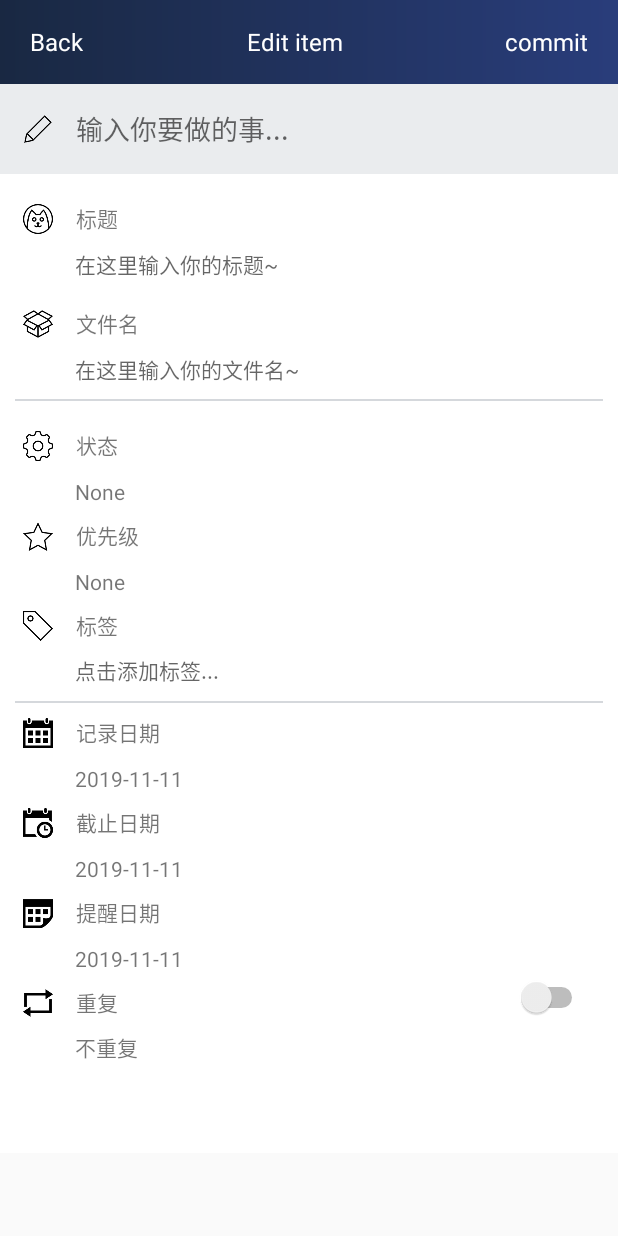
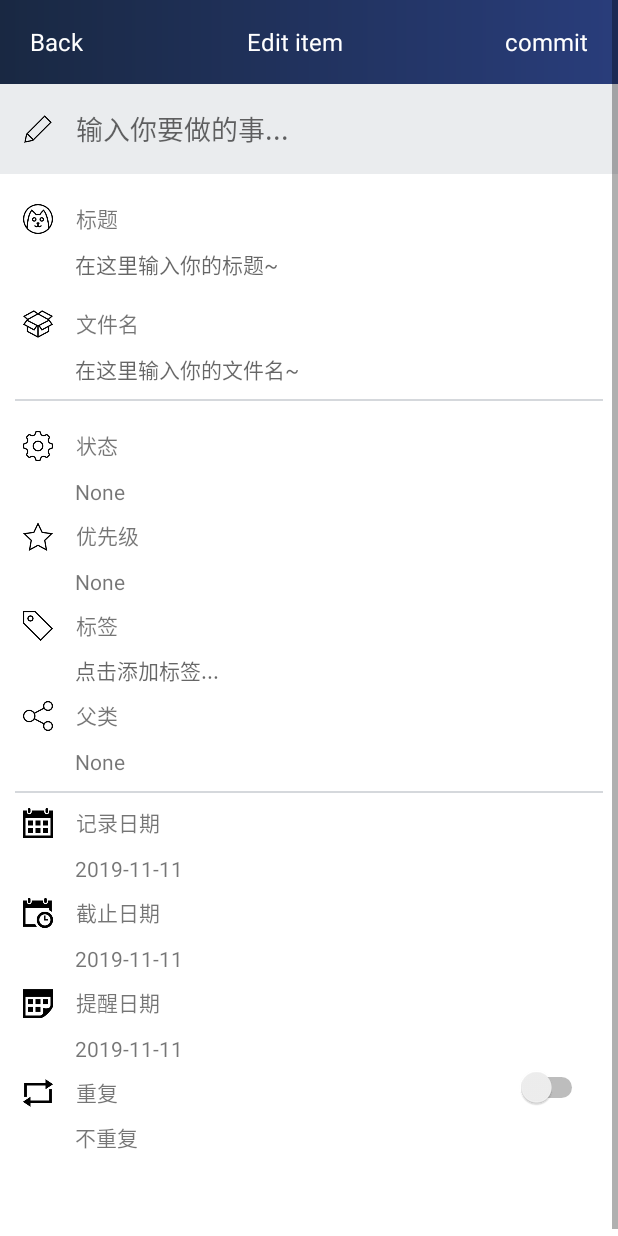
Before and after one commit to AshenAshes/Android_TodoList_App, an Android app: the FilesActivity screen opened directly, with no data from a screen before it, after a tap on an icon or button, on a phone screen of 412 x 824 dp. Run offline under Robolectric (Android 15) with nearby library versions, the phone set to English and light mode, and no system bars; 1 statement that could not run was skipped.

Commit message:
add fatherItem

```diff
--- a/TodoList/app/src/main/java/com/byted/camp/todolist/FilesActivity.java
+++ b/TodoList/app/src/main/java/com/byted/camp/todolist/FilesActivity.java
@@ -1,16 +1,22 @@
 package com.byted.camp.todolist;
 
 import android.content.Intent;
+import android.database.sqlite.SQLiteDatabase;
 import android.graphics.Color;
 import android.os.Build;
 import android.os.Bundle;
 import android.view.Menu;
 import android.view.View;
+import android.widget.Button;
+import android.widget.EditText;
 import android.widget.LinearLayout;
 import android.widget.TextView;
 import android.widget.Toast;
 
+import com.byted.camp.todolist.beans.Note;
+import com.byted.camp.todolist.db.TodoDbHelper;
 import com.byted.camp.todolist.extra.DoubleBack;
+import com.byted.camp.todolist.ui.NoteListAdapter;
 import com.google.android.material.floatingactionbutton.FloatingActionButton;
 
 import java.nio.file.Files;
@@ -18,6 +24,9 @@ import java.nio.file.Files;
 import androidx.annotation.Nullable;
 import androidx.appcompat.app.AppCompatActivity;
 import androidx.appcompat.widget.Toolbar;
+import androidx.recyclerview.widget.DividerItemDecoration;
+import androidx.recyclerview.widget.LinearLayoutManager;
+import androidx.recyclerview.widget.RecyclerView;
 
 public class FilesActivity extends AppCompatActivity {
     private static final int REQUEST_CODE_ADD = 1002;
@@ -26,6 +35,16 @@ public class FilesActivity extends AppCompatActivity {
     private Toolbar toolbar;
     private LinearLayout buttonAgenda,buttonTodo,buttonFiles,buttonSettings;
     private FloatingActionButton fab;
+
+    private EditText searchText;
+    private Button button_showAll, button_search;
+    private RecyclerView recyclerView;
+
+    private String searchString;
+
+    private NoteListAdapter notesAdapter;
+    private TodoDbHelper dbHelper;
+    private SQLiteDatabase database;
 
     @Override
     protected void onCreate(@Nullable Bundle savedInstanceState) {
@@ -52,6 +71,39 @@ public class FilesActivity extends AppCompatActivity {
         bindActivity(R.id.button_todo,TodoActivity.class);
         bindActivity(R.id.button_settings, SettingsActivity.class);
 
+        searchText = findViewById(R.id.search_input);
+        button_showAll = findViewById(R.id.button_showAll);
+        button_search = findViewById(R.id.button_search);
+
+        //TODO:查询的filename是变量searchString 写一下loadNotesFromDatabase()
+        button_showAll.setOnClickListener(new View.OnClickListener() {
+            @Override
+            public void onClick(View view) {
+                searchString = "";
+                notesAdapter.refresh(loadNotesFromDatabase());
+            }
+        });
+
+        button_search.setOnClickListener(new View.OnClickListener() {
+            @Override
+            public void onClick(View view) {
+                searchString = searchText.getText().toString();
+                notesAdapter.refresh(loadNotesFromDatabase());
+            }
+        });
+
+        recyclerView = findViewById(R.id.list_items);
+        recyclerView.setLayoutManager(new LinearLayoutManager(this));
+        recyclerView.addItemDecoration(new DividerItemDecoration(this, DividerItemDecoration.VERTICAL));
+        notesAdapter = new NoteListAdapter(new NoteOperator() {
+            @Override
+            public void deleteNote(Note note) {}
+            @Override
+            public void updateNote(Note note) {}
+        });
+        recyclerView.setAdapter(notesAdapter);
+
+        notesAdapter.refresh(loadNotesFromDatabase());
 
         fab = findViewById(R.id.fab);
         fab.setOnClickListener(new View.OnClickListener() {
--- a/TodoList/app/src/main/java/com/byted/camp/todolist/ItemActivity.java
+++ b/TodoList/app/src/main/java/com/byted/camp/todolist/ItemActivity.java
@@ -18,6 +18,7 @@ import android.widget.TextView;
 import android.widget.Toast;
 
 import com.byted.camp.todolist.PickerView.CustomDatePicker;
+import com.byted.camp.todolist.PickerView.CustomFatherItemPicker;
 import com.byted.camp.todolist.PickerView.CustomFutureDatePicker;
 import com.byted.camp.todolist.PickerView.CustomLoopPicker;
 import com.byted.camp.todolist.PickerView.CustomPriorityPicker;
@@ -28,8 +29,10 @@ import com.byted.camp.todolist.db.TodoDbHelper;
 
 import java.text.ParseException;
 import java.text.SimpleDateFormat;
+import java.util.ArrayList;
 import java.util.Calendar;
 import java.util.Date;
+import java.util.List;
 import java.util.Locale;
 
 import androidx.annotation.Nullable;
@@ -42,6 +45,7 @@ public class ItemActivity extends AppCompatActivity implements View.OnClickListe
     private TextView item_state;
     private TextView item_priority;
     private EditText item_tag;
+    private TextView item_father_item;
     private TextView item_scheduled_date;
     private TextView item_deadline_date;
     private TextView item_show_date;
@@ -53,6 +57,7 @@ public class ItemActivity extends AppCompatActivity implements View.OnClickListe
     private CustomLoopPicker mLoopPicker;
     private CustomStatePicker mStatePicker;
     private CustomPriorityPicker mPriorityPicker;
+    private CustomFatherItemPicker mFatherItemPicker;
     private CustomDatePicker mScheduledDatePicker;
     private CustomFutureDatePicker mDeadlineDatePicker;
     private CustomFutureDatePicker mShowDatePicker;
@@ -60,6 +65,8 @@ public class ItemActivity extends AppCompatActivity implements View.OnClickListe
     private TodoDbHelper dbHelper;
     private SQLiteDatabase database;
     private long timeStamp;
+
+    private List<String> filenameFromDatabase = new ArrayList<>();
 
     @Override
     protected void onCreate(@Nullable Bundle savedInstanceState) {
@@ -84,6 +91,7 @@ public class ItemActivity extends AppCompatActivity implements View.OnClickListe
         item_state = findViewById(R.id.item_state);
         item_priority = findViewById(R.id.item_priority);
         item_tag = findViewById(R.id.item_tag);
+        item_father_item = findViewById(R.id.item_fatheritem);
         item_scheduled_date = findViewById(R.id.item_sheduled_date);
         item_deadline_date = findViewById(R.id.item_deadline_date);
         item_show_date = findViewById(R.id.item_show_date);
@@ -110,6 +118,7 @@ public class ItemActivity extends AppCompatActivity implements View.OnClickListe
         item_state.setOnClickListener(this);
         item_priority.setOnClickListener(this);
         item_tag.setOnClickListener(this);
+        item_father_item.setOnClickListener(this);
         item_scheduled_date.setOnClickListener(this);
         item_deadline_date.setOnClickListener(this);
         item_show_date.setOnClickListener(this);
@@ -149,9 +158,12 @@ public class ItemActivity extends AppCompatActivity implements View.OnClickListe
             }
         });
 
+        //TODO：在这里将数据传入
+
         initLoopPicker();
         initStatePicker();
         initPriorityPicker();
+        initFatherItemPicker();
         initScheduledDatePicker();
         initDeadlineDatePicker();
         initShowDatePicker();
@@ -220,6 +232,9 @@ public class ItemActivity extends AppCompatActivity implements View.OnClickListe
             case R.id.item_priority:
                 mPriorityPicker.show(item_priority.getText().toString());
                 break;
+            case R.id.item_fatheritem:
+                mFatherItemPicker.show(item_father_item.getText().toString());
+                break;
             case R.id.item_tag:
                 break;
         }
@@ -268,6 +283,21 @@ public class ItemActivity extends AppCompatActivity implements View.OnClickListe
         mPriorityPicker.setCancelable(true);
         // 允许循环滚动
         mPriorityPicker.setScrollLoop(true);
+    }
+
+    private void initFatherItemPicker(){
+        item_father_item.setText("None");
+
+        mFatherItemPicker = new CustomFatherItemPicker(this, new CustomFatherItemPicker.Callback() {
+            @Override
+            public void onFatherItemPicker(String fatherItem) {
+                item_father_item.setText(fatherItem);
+            }
+        }, filenameFromDatabase);
+        // 允许点击屏幕或物理返回键关闭
+        mFatherItemPicker.setCancelable(true);
+        // 允许循环滚动
+        mFatherItemPicker.setScrollLoop(true);
     }
 
     private void initScheduledDatePicker() {
--- a/TodoList/app/src/main/java/com/byted/camp/todolist/PickerView/CustomFatherItemPicker.java
+++ b/TodoList/app/src/main/java/com/byted/camp/todolist/PickerView/CustomFatherItemPicker.java
@@ -29,7 +29,7 @@ public class CustomFatherItemPicker implements View.OnClickListener, PickerView.
      * 状态选择结果回调接口
      */
     public interface Callback {
-        void onPrioritySelected(String fatherItem);
+        void onFatherItemPicker(String fatherItem);
     }
 
     /**
@@ -38,7 +38,7 @@ public class CustomFatherItemPicker implements View.OnClickListener, PickerView.
      * @param context      Activity Context
      * @param callback     选择结果回调
      */
-    public CustomFatherItemPicker(Context context, Callback callback) {
+    public CustomFatherItemPicker(Context context, Callback callback, List<String> database) {
         if(context == null || callback == null){
             mCanDialogShow = false;
             return;
@@ -49,6 +49,7 @@ public class CustomFatherItemPicker implements View.OnClickListener, PickerView.
         mBeginFatherItem = "";
         mEndFatherItem = "";
         mSelectedFatherItem = "";
+        filenamesFromDatabase = database;
 
         initView();
         initData();
@@ -82,7 +83,7 @@ public class CustomFatherItemPicker implements View.OnClickListener, PickerView.
                 break;
             case R.id.tv_confirm:
                 if (mCallback != null) {
-                    mCallback.onPrioritySelected(mSelectedFatherItem);
+                    mCallback.onFatherItemPicker(mSelectedFatherItem);
                 }
                 break;
         }
@@ -115,8 +116,6 @@ public class CustomFatherItemPicker implements View.OnClickListener, PickerView.
 
     private void initStateUnits(){
         mFatherItemUnits.add("None");
-
-        //TODO：从数据库拿到所有的filename放入filenameFromDatabase中
 
         for(String fatherItemName: filenamesFromDatabase){
             mFatherItemUnits.add(fatherItemName);
--- a/TodoList/app/src/main/res/layout/activity_item.xml
+++ b/TodoList/app/src/main/res/layout/activity_item.xml
@@ -207,6 +207,32 @@
             android:layout_width="match_parent"
             android:layout_height="30dp"/>
 
+        <LinearLayout
+            android:layout_width="match_parent"
+            android:layout_height="30dp">
+            <ImageView
+                android:layout_marginTop="10dp"
+                android:layout_marginLeft="15dp"
+                android:layout_width="20dp"
+                android:layout_height="20dp"
+                android:src="@drawable/fatheritem"/>
+            <TextView
+                android:text="父类"
+                android:gravity="bottom"
+                android:layout_marginLeft="15dp"
+                android:layout_width="match_parent"
+                android:layout_height="match_parent"/>
+        </LinearLayout>
+        <TextView
+            android:id="@+id/item_fatheritem"
+            android:textSize="14dp"
+            android:background="@null"
+            android:gravity="bottom"
+            android:hint="点击添加父类..."
+            android:layout_marginLeft="50dp"
+            android:layout_width="match_parent"
+            android:layout_height="30dp"/>
+
         <TextView
             android:background="@color/midGray"
             android:layout_marginTop="10dp"
```
Also changed, not shown: TodoList/app/src/main/res/layout/activity_files.xml (+35 -2 lines), TodoList/app/src/main/res/drawable/fatheritem.png (added).
